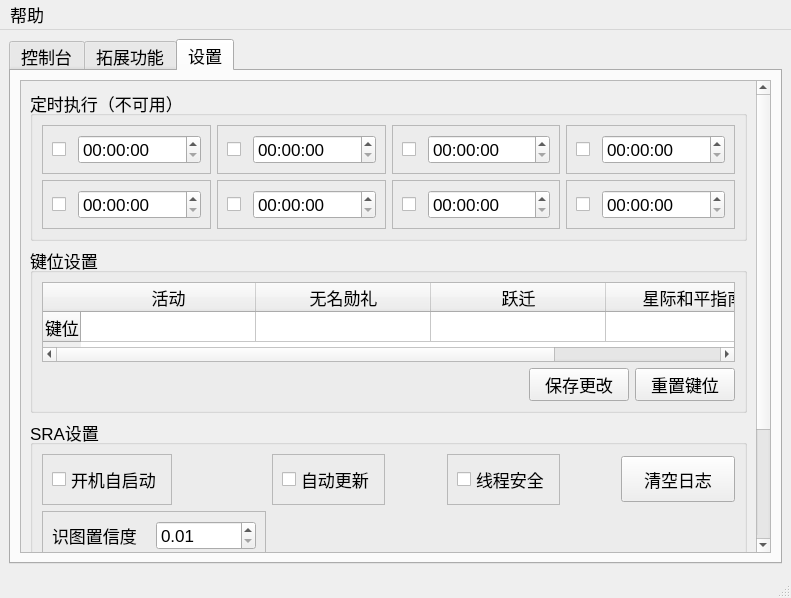
This is res/ui/main.ui in Shasnow/StarRailAssistant as Qt 5 draws it before an edit. The edited form follows.
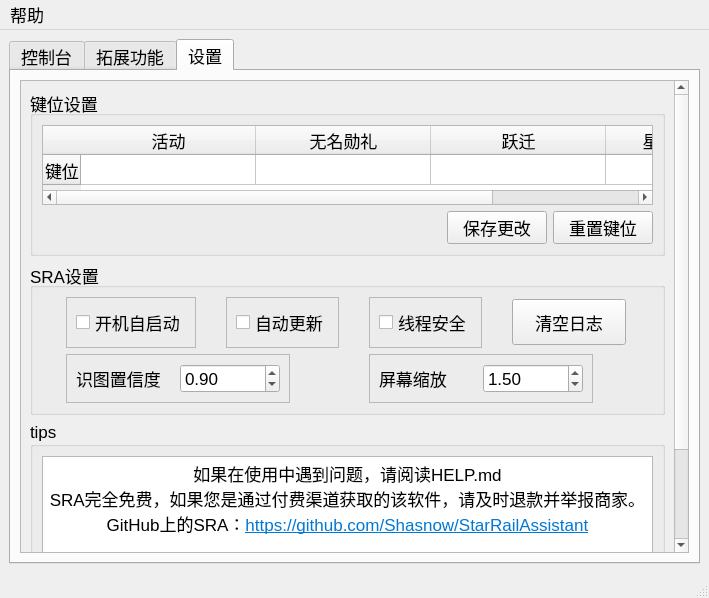
This is the edited form. The open tabs and pages were chosen to show the change.

Diff of the .ui file:
```diff
--- a/res/ui/main.ui
+++ b/res/ui/main.ui
@@ -6,7 +6,7 @@
    <rect>
     <x>0</x>
     <y>0</y>
-    <width>791</width>
+    <width>709</width>
     <height>598</height>
    </rect>
   </property>
@@ -470,320 +470,11 @@
             <rect>
              <x>0</x>
              <y>0</y>
-             <width>650</width>
-             <height>576</height>
+             <width>653</width>
+             <height>561</height>
             </rect>
            </property>
            <layout class="QVBoxLayout" name="verticalLayout">
-            <item>
-             <widget class="QGroupBox" name="groupBox">
-              <property name="title">
-               <string>定时执行（不可用）</string>
-              </property>
-              <layout class="QGridLayout" name="gridLayout_7">
-               <item row="0" column="0">
-                <layout class="QGridLayout" name="gridLayout_2">
-                 <item row="2" column="2">
-                  <widget class="QFrame" name="frame_timeset3">
-                   <property name="frameShape">
-                    <enum>QFrame::Shape::StyledPanel</enum>
-                   </property>
-                   <property name="frameShadow">
-                    <enum>QFrame::Shadow::Raised</enum>
-                   </property>
-                   <layout class="QHBoxLayout" name="horizontalLayout_14">
-                    <item>
-                     <widget class="QCheckBox" name="checkBox_t3">
-                      <property name="enabled">
-                       <bool>true</bool>
-                      </property>
-                      <property name="minimumSize">
-                       <size>
-                        <width>20</width>
-                        <height>20</height>
-                       </size>
-                      </property>
-                      <property name="maximumSize">
-                       <size>
-                        <width>20</width>
-                        <height>20</height>
-                       </size>
-                      </property>
-                      <property name="text">
-                       <string/>
-                      </property>
-                     </widget>
-                    </item>
-                    <item>
-                     <widget class="QTimeEdit" name="timeEdit_3"/>
-                    </item>
-                   </layout>
-                  </widget>
-                 </item>
-                 <item row="2" column="0">
-                  <widget class="QFrame" name="frame_timeset1">
-                   <property name="frameShape">
-                    <enum>QFrame::Shape::StyledPanel</enum>
-                   </property>
-                   <property name="frameShadow">
-                    <enum>QFrame::Shadow::Raised</enum>
-                   </property>
-                   <layout class="QHBoxLayout" name="horizontalLayout_13" stretch="0,0">
-                    <item>
-                     <widget class="QCheckBox" name="checkBox_t1">
-                      <property name="enabled">
-                       <bool>true</bool>
-                      </property>
-                      <property name="minimumSize">
-                       <size>
-                        <width>20</width>
-                        <height>20</height>
-                       </size>
-                      </property>
-                      <property name="maximumSize">
-                       <size>
-                        <width>20</width>
-                        <height>20</height>
-                       </size>
-                      </property>
-                      <property name="text">
-                       <string/>
-                      </property>
-                     </widget>
-                    </item>
-                    <item>
-                     <widget class="QTimeEdit" name="timeEdit_1"/>
-                    </item>
-                   </layout>
-                  </widget>
-                 </item>
-                 <item row="2" column="1">
-                  <widget class="QFrame" name="frame_timeset2">
-                   <property name="frameShape">
-                    <enum>QFrame::Shape::StyledPanel</enum>
-                   </property>
-                   <property name="frameShadow">
-                    <enum>QFrame::Shadow::Raised</enum>
-                   </property>
-                   <layout class="QHBoxLayout" name="horizontalLayout_15">
-                    <item>
-                     <widget class="QCheckBox" name="checkBox_t2">
-                      <property name="enabled">
-                       <bool>true</bool>
-                      </property>
-                      <property name="minimumSize">
-                       <size>
-                        <width>20</width>
-                        <height>20</height>
-                       </size>
-                      </property>
-                      <property name="maximumSize">
-                       <size>
-                        <width>20</width>
-                        <height>20</height>
-                       </size>
-                      </property>
-                      <property name="text">
-                       <string/>
-                      </property>
-                     </widget>
-                    </item>
-                    <item>
-                     <widget class="QTimeEdit" name="timeEdit_2"/>
-                    </item>
-                   </layout>
-                  </widget>
-                 </item>
-                 <item row="2" column="3">
-                  <widget class="QFrame" name="frame_timeset4">
-                   <property name="frameShape">
-                    <enum>QFrame::Shape::StyledPanel</enum>
-                   </property>
-                   <property name="frameShadow">
-                    <enum>QFrame::Shadow::Raised</enum>
-                   </property>
-                   <layout class="QHBoxLayout" name="horizontalLayout_18">
-                    <item>
-                     <widget class="QCheckBox" name="checkBox_t4">
-                      <property name="enabled">
-                       <bool>true</bool>
-                      </property>
-                      <property name="minimumSize">
-                       <size>
-                        <width>20</width>
-                        <height>20</height>
-                       </size>
-                      </property>
-                      <property name="maximumSize">
-                       <size>
-                        <width>20</width>
-                        <height>20</height>
-                       </size>
-                      </property>
-                      <property name="text">
-                       <string/>
-                      </property>
-                     </widget>
-                    </item>
-                    <item>
-                     <widget class="QTimeEdit" name="timeEdit_4"/>
-                    </item>
-                   </layout>
-                  </widget>
-                 </item>
-                 <item row="3" column="2">
-                  <widget class="QFrame" name="frame_timeset8">
-                   <property name="frameShape">
-                    <enum>QFrame::Shape::StyledPanel</enum>
-                   </property>
-                   <property name="frameShadow">
-                    <enum>QFrame::Shadow::Raised</enum>
-                   </property>
-                   <layout class="QHBoxLayout" name="horizontalLayout_21">
-                    <item>
-                     <widget class="QCheckBox" name="checkBox_t8">
-                      <property name="enabled">
-                       <bool>true</bool>
-                      </property>
-                      <property name="minimumSize">
-                       <size>
-                        <width>20</width>
-                        <height>20</height>
-                       </size>
-                      </property>
-                      <property name="maximumSize">
-                       <size>
-                        <width>20</width>
-                        <height>20</height>
-                       </size>
-                      </property>
-                      <property name="text">
-                       <string/>
-                      </property>
-                     </widget>
-                    </item>
-                    <item>
-                     <widget class="QTimeEdit" name="timeEdit_7"/>
-                    </item>
-                   </layout>
-                  </widget>
-                 </item>
-                 <item row="3" column="1">
-                  <widget class="QFrame" name="frame_timeset7">
-                   <property name="frameShape">
-                    <enum>QFrame::Shape::StyledPanel</enum>
-                   </property>
-                   <property name="frameShadow">
-                    <enum>QFrame::Shadow::Raised</enum>
-                   </property>
-                   <layout class="QHBoxLayout" name="horizontalLayout_22">
-                    <item>
-                     <widget class="QCheckBox" name="checkBox_t7">
-                      <property name="enabled">
-                       <bool>true</bool>
-                      </property>
-                      <property name="minimumSize">
-                       <size>
-                        <width>20</width>
-                        <height>20</height>
-                       </size>
-                      </property>
-                      <property name="maximumSize">
-                       <size>
-                        <width>20</width>
-                        <height>20</height>
-                       </size>
-                      </property>
-                      <property name="text">
-                       <string/>
-                      </property>
-                     </widget>
-                    </item>
-                    <item>
-                     <widget class="QTimeEdit" name="timeEdit_8"/>
-                    </item>
-                   </layout>
-                  </widget>
-                 </item>
-                 <item row="3" column="0">
-                  <widget class="QFrame" name="frame_timeset6">
-                   <property name="frameShape">
-                    <enum>QFrame::Shape::StyledPanel</enum>
-                   </property>
-                   <property name="frameShadow">
-                    <enum>QFrame::Shadow::Raised</enum>
-                   </property>
-                   <layout class="QHBoxLayout" name="horizontalLayout_19">
-                    <item>
-                     <widget class="QCheckBox" name="checkBox_t6">
-                      <property name="enabled">
-                       <bool>true</bool>
-                      </property>
-                      <property name="minimumSize">
-                       <size>
-                        <width>20</width>
-                        <height>20</height>
-                       </size>
-                      </property>
-                      <property name="maximumSize">
-                       <size>
-                        <width>20</width>
-                        <height>20</height>
-                       </size>
-                      </property>
-                      <property name="text">
-                       <string/>
-                      </property>
-                     </widget>
-                    </item>
-                    <item>
-                     <widget class="QTimeEdit" name="timeEdit_6"/>
-                    </item>
-                   </layout>
-                  </widget>
-                 </item>
-                 <item row="3" column="3">
-                  <widget class="QFrame" name="frame_timeset9">
-                   <property name="frameShape">
-                    <enum>QFrame::Shape::StyledPanel</enum>
-                   </property>
-                   <property name="frameShadow">
-                    <enum>QFrame::Shadow::Raised</enum>
-                   </property>
-                   <layout class="QHBoxLayout" name="horizontalLayout_17">
-                    <item>
-                     <widget class="QCheckBox" name="checkBox_t9">
-                      <property name="enabled">
-                       <bool>true</bool>
-                      </property>
-                      <property name="minimumSize">
-                       <size>
-                        <width>20</width>
-                        <height>20</height>
-                       </size>
-                      </property>
-                      <property name="maximumSize">
-                       <size>
-                        <width>20</width>
-                        <height>20</height>
-                       </size>
-                      </property>
-                      <property name="text">
-                       <string/>
-                      </property>
-                     </widget>
-                    </item>
-                    <item>
-                     <widget class="QTimeEdit" name="timeEdit_9"/>
-                    </item>
-                   </layout>
-                  </widget>
-                 </item>
-                </layout>
-               </item>
-              </layout>
-             </widget>
-            </item>
             <item>
              <widget class="QGroupBox" name="groupBox_6">
               <property name="title">
@@ -960,36 +651,41 @@
             </item>
             <item>
              <widget class="QGroupBox" name="groupBox_7">
+              <property name="sizePolicy">
+               <sizepolicy hsizetype="Preferred" vsizetype="Preferred">
+                <horstretch>0</horstretch>
+                <verstretch>0</verstretch>
+               </sizepolicy>
+              </property>
               <property name="title">
                <string>SRA设置</string>
               </property>
               <layout class="QGridLayout" name="gridLayout_5">
-               <item row="0" column="1">
-                <spacer name="horizontalSpacer">
-                 <property name="orientation">
-                  <enum>Qt::Orientation::Horizontal</enum>
+               <item row="0" column="3">
+                <widget class="QFrame" name="frame_routine_5">
+                 <property name="sizePolicy">
+                  <sizepolicy hsizetype="Fixed" vsizetype="Preferred">
+                   <horstretch>0</horstretch>
+                   <verstretch>0</verstretch>
+                  </sizepolicy>
                  </property>
-                 <property name="sizeHint" stdset="0">
-                  <size>
-                   <width>40</width>
-                   <height>20</height>
-                  </size>
-                 </property>
-                </spacer>
-               </item>
-               <item row="0" column="2">
-                <widget class="QFrame" name="frame_routine_4">
                  <property name="frameShape">
                   <enum>QFrame::Shape::StyledPanel</enum>
                  </property>
                  <property name="frameShadow">
                   <enum>QFrame::Shadow::Raised</enum>
                  </property>
-                 <layout class="QHBoxLayout" name="horizontalLayout_25">
+                 <layout class="QHBoxLayout" name="horizontalLayout_26">
                   <item>
-                   <widget class="QCheckBox" name="checkBox_ifAutoUpdate">
+                   <widget class="QCheckBox" name="checkBox_threadSafety">
+                    <property name="toolTip">
+                     <string>关闭此选项后，控制台的停止功能将不再等待任务结束。</string>
+                    </property>
+                    <property name="whatsThis">
+                     <string>关闭此选项后，控制台的停止功能将不再等待任务结束。</string>
+                    </property>
                     <property name="text">
-                     <string>自动更新</string>
+                     <string>线程安全</string>
                     </property>
                    </widget>
                   </item>
@@ -998,6 +694,12 @@
                </item>
                <item row="0" column="0">
                 <widget class="QFrame" name="frame_routine_3">
+                 <property name="sizePolicy">
+                  <sizepolicy hsizetype="Fixed" vsizetype="Preferred">
+                   <horstretch>0</horstretch>
+                   <verstretch>0</verstretch>
+                  </sizepolicy>
+                 </property>
                  <property name="frameShape">
                   <enum>QFrame::Shape::StyledPanel</enum>
                  </property>
@@ -1021,65 +723,39 @@
                  </layout>
                 </widget>
                </item>
-               <item row="0" column="4">
-                <widget class="QFrame" name="frame_routine_5">
+               <item row="0" column="1">
+                <widget class="QFrame" name="frame_routine_4">
+                 <property name="sizePolicy">
+                  <sizepolicy hsizetype="Fixed" vsizetype="Preferred">
+                   <horstretch>0</horstretch>
+                   <verstretch>0</verstretch>
+                  </sizepolicy>
+                 </property>
                  <property name="frameShape">
                   <enum>QFrame::Shape::StyledPanel</enum>
                  </property>
                  <property name="frameShadow">
                   <enum>QFrame::Shadow::Raised</enum>
                  </property>
-                 <layout class="QHBoxLayout" name="horizontalLayout_26">
+                 <layout class="QHBoxLayout" name="horizontalLayout_25">
                   <item>
-                   <widget class="QCheckBox" name="checkBox_threadSafety">
-                    <property name="toolTip">
-                     <string>关闭此选项后，控制台的停止功能将不再等待任务结束。</string>
-                    </property>
-                    <property name="whatsThis">
-                     <string>关闭此选项后，控制台的停止功能将不再等待任务结束。</string>
-                    </property>
+                   <widget class="QCheckBox" name="checkBox_ifAutoUpdate">
                     <property name="text">
-                     <string>线程安全</string>
+                     <string>自动更新</string>
                     </property>
                    </widget>
                   </item>
                  </layout>
                 </widget>
                </item>
-               <item row="0" column="6">
-                <widget class="QPushButton" name="clearLog">
-                 <property name="minimumSize">
-                  <size>
-                   <width>114</width>
-                   <height>46</height>
-                  </size>
-                 </property>
-                 <property name="toolTip">
-                  <string>点击此按钮将清空SRAlog.txt中的内容</string>
-                 </property>
-                 <property name="whatsThis">
-                  <string>点击此按钮将清空SRAlog.txt中的内容</string>
-                 </property>
-                 <property name="text">
-                  <string>清空日志</string>
-                 </property>
-                </widget>
-               </item>
-               <item row="0" column="3">
-                <spacer name="horizontalSpacer_2">
-                 <property name="orientation">
-                  <enum>Qt::Orientation::Horizontal</enum>
-                 </property>
-                 <property name="sizeHint" stdset="0">
-                  <size>
-                   <width>40</width>
-                   <height>20</height>
-                  </size>
-                 </property>
-                </spacer>
-               </item>
                <item row="1" column="0" colspan="2">
                 <widget class="QFrame" name="frame">
+                 <property name="sizePolicy">
+                  <sizepolicy hsizetype="Fixed" vsizetype="Preferred">
+                   <horstretch>0</horstretch>
+                   <verstretch>0</verstretch>
+                  </sizepolicy>
+                 </property>
                  <property name="minimumSize">
                   <size>
                    <width>224</width>
@@ -1126,29 +802,121 @@
                     <property name="maximum">
                      <double>1.000000000000000</double>
                     </property>
+                    <property name="singleStep">
+                     <double>0.010000000000000</double>
+                    </property>
+                    <property name="value">
+                     <double>0.900000000000000</double>
+                    </property>
                    </widget>
                   </item>
                  </layout>
                 </widget>
                </item>
-               <item row="0" column="5">
-                <spacer name="horizontalSpacer_3">
-                 <property name="orientation">
-                  <enum>Qt::Orientation::Horizontal</enum>
+               <item row="0" column="4">
+                <widget class="QPushButton" name="clearLog">
+                 <property name="sizePolicy">
+                  <sizepolicy hsizetype="Fixed" vsizetype="Fixed">
+                   <horstretch>0</horstretch>
+                   <verstretch>0</verstretch>
+                  </sizepolicy>
                  </property>
-                 <property name="sizeHint" stdset="0">
+                 <property name="minimumSize">
                   <size>
-                   <width>40</width>
-                   <height>20</height>
+                   <width>114</width>
+                   <height>46</height>
                   </size>
                  </property>
-                </spacer>
+                 <property name="toolTip">
+                  <string>点击此按钮将清空SRAlog.txt中的内容</string>
+                 </property>
+                 <property name="whatsThis">
+                  <string>点击此按钮将清空SRAlog.txt中的内容</string>
+                 </property>
+                 <property name="text">
+                  <string>清空日志</string>
+                 </property>
+                </widget>
+               </item>
+               <item row="1" column="3" colspan="2">
+                <widget class="QFrame" name="frame_2">
+                 <property name="sizePolicy">
+                  <sizepolicy hsizetype="Fixed" vsizetype="Preferred">
+                   <horstretch>0</horstretch>
+                   <verstretch>0</verstretch>
+                  </sizepolicy>
+                 </property>
+                 <property name="minimumSize">
+                  <size>
+                   <width>224</width>
+                   <height>0</height>
+                  </size>
+                 </property>
+                 <property name="toolTip">
+                  <string>请根据实际屏幕缩放调整此值</string>
+                 </property>
+                 <property name="whatsThis">
+                  <string>请根据实际屏幕缩放调整此值</string>
+                 </property>
+                 <property name="frameShape">
+                  <enum>QFrame::Shape::StyledPanel</enum>
+                 </property>
+                 <property name="frameShadow">
+                  <enum>QFrame::Shadow::Raised</enum>
+                 </property>
+                 <layout class="QHBoxLayout" name="horizontalLayout_4">
+                  <item>
+                   <widget class="QLabel" name="label_2">
+                    <property name="text">
+                     <string>屏幕缩放</string>
+                    </property>
+                   </widget>
+                  </item>
+                  <item>
+                   <widget class="QDoubleSpinBox" name="zoomSpinBox">
+                    <property name="minimumSize">
+                     <size>
+                      <width>100</width>
+                      <height>0</height>
+                     </size>
+                    </property>
+                    <property name="toolTip">
+                     <string>请根据实际屏幕缩放调整此值</string>
+                    </property>
+                    <property name="whatsThis">
+                     <string>请根据实际屏幕缩放调整此值</string>
+                    </property>
+                    <property name="minimum">
+                     <double>1.000000000000000</double>
+                    </property>
+                    <property name="maximum">
+                     <double>5.000000000000000</double>
+                    </property>
+                    <property name="singleStep">
+                     <double>0.250000000000000</double>
+                    </property>
+                    <property name="stepType">
+                     <enum>QAbstractSpinBox::StepType::DefaultStepType</enum>
+                    </property>
+                    <property name="value">
+                     <double>1.500000000000000</double>
+                    </property>
+                   </widget>
+                  </item>
+                 </layout>
+                </widget>
                </item>
               </layout>
              </widget>
             </item>
             <item>
              <widget class="QGroupBox" name="groupBox_5">
+              <property name="sizePolicy">
+               <sizepolicy hsizetype="Preferred" vsizetype="Fixed">
+                <horstretch>0</horstretch>
+                <verstretch>0</verstretch>
+               </sizepolicy>
+              </property>
               <property name="title">
                <string>tips</string>
               </property>
@@ -1165,7 +933,10 @@
 &lt;/style&gt;&lt;/head&gt;&lt;body style=&quot; font-family:'Microsoft YaHei UI'; font-size:13pt; font-weight:400; font-style:normal;&quot;&gt;
 &lt;p align=&quot;center&quot; style=&quot; margin-top:0px; margin-bottom:0px; margin-left:0px; margin-right:0px; -qt-block-indent:0; text-indent:0px;&quot;&gt;如果在使用中遇到问题，请阅读HELP.md&lt;/p&gt;
 &lt;p align=&quot;center&quot; style=&quot; margin-top:0px; margin-bottom:0px; margin-left:0px; margin-right:0px; -qt-block-indent:0; text-indent:0px;&quot;&gt;SRA完全免费，如果您是通过付费渠道获取的该软件，请及时退款并举报商家。&lt;/p&gt;
-&lt;p align=&quot;center&quot; style=&quot; margin-top:0px; margin-bottom:0px; margin-left:0px; margin-right:0px; -qt-block-indent:0; text-indent:0px;&quot;&gt;GitHub上的SRA：https://github.com/Shasnow/StarRailAssistant&lt;/p&gt;&lt;/body&gt;&lt;/html&gt;</string>
+&lt;p align=&quot;center&quot; style=&quot; margin-top:0px; margin-bottom:0px; margin-left:0px; margin-right:0px; -qt-block-indent:0; text-indent:0px;&quot;&gt;GitHub上的SRA：&lt;a href=&quot;https://github.com/Shasnow/StarRailAssistant&quot;&gt;&lt;span style=&quot; text-decoration: underline; color:#0078d4;&quot;&gt;https://github.com/Shasnow/StarRailAssistant&lt;/span&gt;&lt;/a&gt;&lt;/p&gt;&lt;/body&gt;&lt;/html&gt;</string>
+                 </property>
+                 <property name="openExternalLinks">
+                  <bool>true</bool>
                  </property>
                 </widget>
                </item>
@@ -1187,7 +958,7 @@
     <rect>
      <x>0</x>
      <y>0</y>
-     <width>791</width>
+     <width>709</width>
      <height>33</height>
     </rect>
    </property>
```
Left out of the diff: 4 changed lines with no effect on the pictures.
